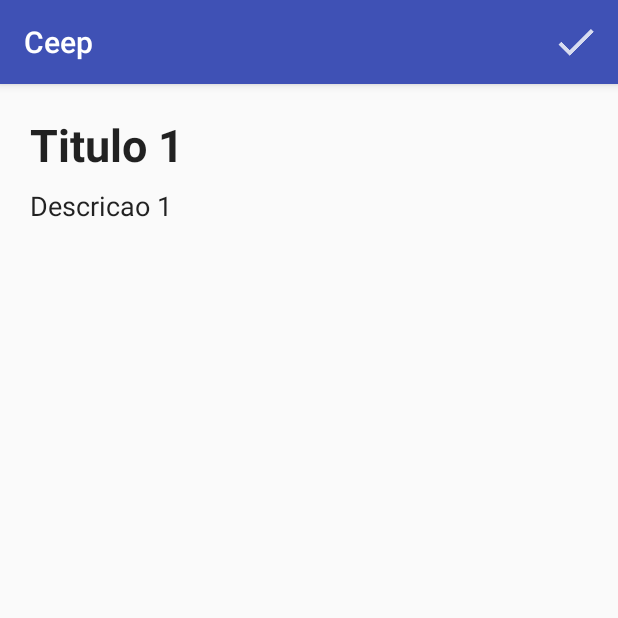
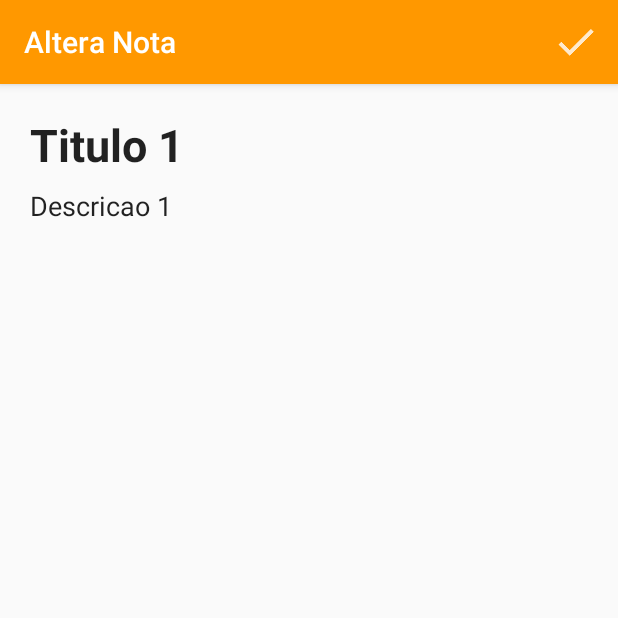
Before and after one commit to kennedy1996/ceep-recyclerview2, an Android app: the screen it shows after launch (FormularioNotaActivity), after a tap on an icon or button, on a phone screen of 412 x 824 dp, the top half of it. Run offline under Robolectric (Android 15) with nearby library versions, the phone set to English and light mode, and no system bars.

Commit message:
Alterando Cor/Titulos

```diff
--- a/app/src/main/java/br/com/alura/ceep/ui/activity/FormularioNotaActivity.java
+++ b/app/src/main/java/br/com/alura/ceep/ui/activity/FormularioNotaActivity.java
@@ -19,6 +19,8 @@ import br.com.alura.ceep.model.Nota;
 
 public class FormularioNotaActivity extends AppCompatActivity {
 
+    public static final String TITULO_APPBAR_INSERE = "Insere Nota";
+    public static final String TITULO_APPBAR_ALTERA = "Altera Nota";
     private TextView titulo;
     private TextView descricao;
     int posicaoRecebida = POSICAO_INVALIDA;
@@ -27,10 +29,12 @@ public class FormularioNotaActivity extends AppCompatActivity {
     protected void onCreate(Bundle savedInstanceState) {
         super.onCreate(savedInstanceState);
         setContentView(R.layout.activity_formulario_nota);
+        setTitle(TITULO_APPBAR_INSERE);
         inicializacaoCampos();
         Intent dadosRecebidos = getIntent();
 
         if(dadosRecebidos.hasExtra(CHAVE_NOTA)){
+            setTitle(TITULO_APPBAR_ALTERA);
             Nota notaRecebida = (Nota) dadosRecebidos.getSerializableExtra(CHAVE_NOTA);
             posicaoRecebida = (Integer) dadosRecebidos.getIntExtra(CHAVE_POSICAO, POSICAO_INVALIDA);
             preencheCampos(notaRecebida);
--- a/app/src/main/java/br/com/alura/ceep/ui/activity/ListaNotasActivity.java
+++ b/app/src/main/java/br/com/alura/ceep/ui/activity/ListaNotasActivity.java
@@ -28,12 +28,14 @@ import br.com.alura.ceep.ui.recyclerview.helper.callback.NotaItemTouchHelperCall
 
 public class ListaNotasActivity extends AppCompatActivity {
 
+    public static final String TITULO_APPBAR = "Notas";
     private ListaNotasAdapter adapter;
 
     @Override
     protected void onCreate(Bundle savedInstanceState) {
         super.onCreate(savedInstanceState);
         setContentView(R.layout.activity_lista_notas);
+        setTitle(TITULO_APPBAR);
 
         List<Nota> todasNotas = pegaTodasNotas();
         configuraRecyclerView(todasNotas);
@@ -114,7 +116,7 @@ public class ListaNotasActivity extends AppCompatActivity {
     }
 
     private boolean temNota(Intent data) {
-        return data.hasExtra(CHAVE_NOTA);
+        return data != null && data.hasExtra(CHAVE_NOTA);
     }
 
     private boolean ehCodigoResultadoAlteraNota(int resultCode) {
--- a/app/src/main/res/values/colors.xml
+++ b/app/src/main/res/values/colors.xml
@@ -1,6 +1,6 @@
 <?xml version="1.0" encoding="utf-8"?>
 <resources>
-    <color name="colorPrimary">#3F51B5</color>
-    <color name="colorPrimaryDark">#303F9F</color>
-    <color name="colorAccent">#FF4081</color>
+    <color name="colorPrimary">#ff9800</color>
+    <color name="colorPrimaryDark">#c66900</color>
+    <color name="colorAccent">#000000</color>
 </resources>
```
